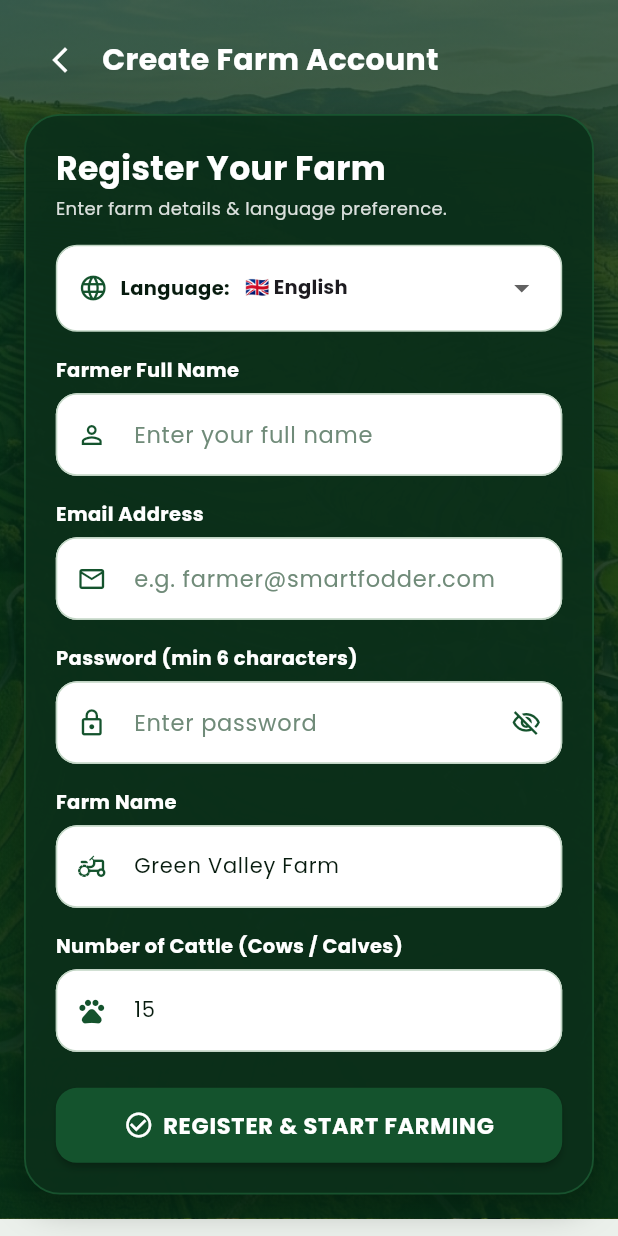
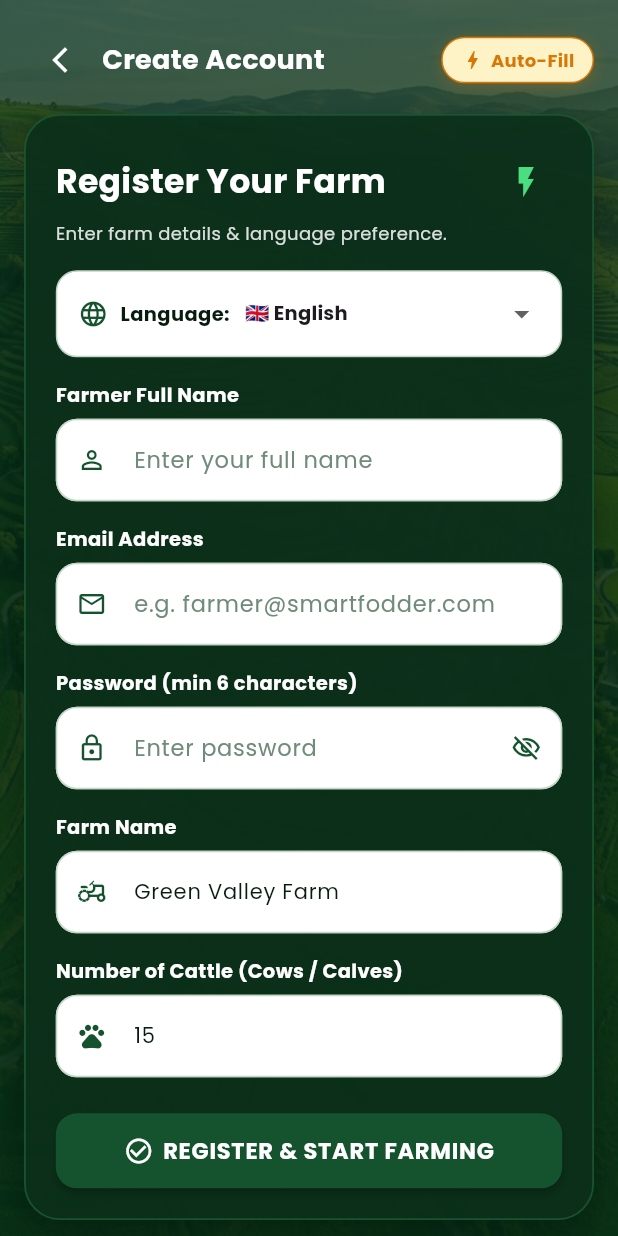
Before and after one commit to Kamal-055/SmartFarm, a Flutter app: the RegisterScreen screen opened directly, on a phone screen of 412 x 824 dp. Run offline on Flutter 3.47's test engine with Material 3 defaults, Android fonts, the phone set to English and light mode, and no system bars; our stand-ins replace firebase_auth, firebase_core, firebase_database, firebase_messaging, google_fonts, shared_preferences; accounts and stored records are empty.

Commit message:
Add quick Auto-Fill test data button to RegisterScreen

```diff
--- a/lib/screens/auth/register_screen.dart
+++ b/lib/screens/auth/register_screen.dart
@@ -26,6 +26,31 @@ class _RegisterScreenState extends State<RegisterScreen> {
 
   bool _isPasswordVisible = false;
   String _selectedLanguageCode = 'en';
+
+  void _autoFillTestData() {
+    setState(() {
+      _nameController.text = 'Green Valley Farmer';
+      _emailController.text = 'farmer@smartfodder.com';
+      _passwordController.text = 'password123';
+      _farmNameController.text = 'Green Valley Farm';
+      _cattleCountController.text = '25';
+    });
+    ScaffoldMessenger.of(context).showSnackBar(
+      SnackBar(
+        content: const Row(
+          children: [
+            Icon(Icons.bolt, color: Colors.amber, size: 20),
+            SizedBox(width: 8),
+            Text('Development Test Data Auto-Filled!'),
+          ],
+        ),
+        backgroundColor: AppColors.primaryDark,
+        duration: const Duration(seconds: 1),
+        behavior: SnackBarBehavior.floating,
+        shape: RoundedRectangleBorder(borderRadius: BorderRadius.circular(12)),
+      ),
+    );
+  }
 
   Future<void> _handleRegister() async {
     if (!_formKey.currentState!.validate()) return;
@@ -102,21 +127,57 @@ class _RegisterScreenState extends State<RegisterScreen> {
               child: Column(
                 children: [
                   Row(
+                    mainAxisAlignment: MainAxisAlignment.spaceBetween,
+                    children: [
+                      Row(
                         children: [
                           IconButton(
                             icon: const Icon(Icons.arrow_back_ios_new, color: Colors.white, size: 20),
                             onPressed: () => Navigator.pop(context),
                           ),
                           const SizedBox(width: 4),
-                      const Expanded(
-                        child: Text(
-                          'Create Farm Account',
-                          maxLines: 1,
-                          overflow: TextOverflow.ellipsis,
+                          const Text(
+                            'Create Account',
                             style: TextStyle(
-                            fontSize: 20,
+                              fontSize: 18,
                               fontWeight: FontWeight.bold,
                               color: Colors.white,
+                            ),
+                          ),
+                        ],
+                      ),
+
+                      // Quick Auto-Fill Test Data Chip Button
+                      GestureDetector(
+                        onTap: _autoFillTestData,
+                        child: Container(
+                          padding: const EdgeInsets.symmetric(horizontal: 12, vertical: 6),
+                          decoration: BoxDecoration(
+                            color: AppColors.warningBackground,
+                            borderRadius: BorderRadius.circular(16),
+                            border: Border.all(color: AppColors.warning),
+                            boxShadow: [
+                              BoxShadow(
+                                color: AppColors.warning.withValues(alpha: 0.3),
+                                blurRadius: 8,
+                                offset: const Offset(0, 2),
+                              )
+                            ],
+                          ),
+                          child: const Row(
+                            mainAxisSize: MainAxisSize.min,
+                            children: [
+                              Icon(Icons.bolt, color: AppColors.warning, size: 16),
+                              SizedBox(width: 4),
+                              Text(
+                                'Auto-Fill',
+                                style: TextStyle(
+                                  fontSize: 12,
+                                  fontWeight: FontWeight.bold,
+                                  color: AppColors.warning,
+                                ),
+                              ),
+                            ],
                           ),
                         ),
                       ),
@@ -148,6 +209,9 @@ class _RegisterScreenState extends State<RegisterScreen> {
                         child: Column(
                           crossAxisAlignment: CrossAxisAlignment.start,
                           children: [
+                            Row(
+                              mainAxisAlignment: MainAxisAlignment.spaceBetween,
+                              children: [
                                 const Text(
                                   'Register Your Farm',
                                   style: TextStyle(
@@ -155,6 +219,13 @@ class _RegisterScreenState extends State<RegisterScreen> {
                                     fontWeight: FontWeight.bold,
                                     color: Colors.white,
                                   ),
+                                ),
+                                IconButton(
+                                  tooltip: 'Quick Fill Test Form',
+                                  icon: const Icon(Icons.flash_on, color: AppColors.primaryAccent),
+                                  onPressed: _autoFillTestData,
+                                ),
+                              ],
                             ),
                             const SizedBox(height: 2),
                             Text(
```
Lines whose indentation alone changed are shown as unchanged.
